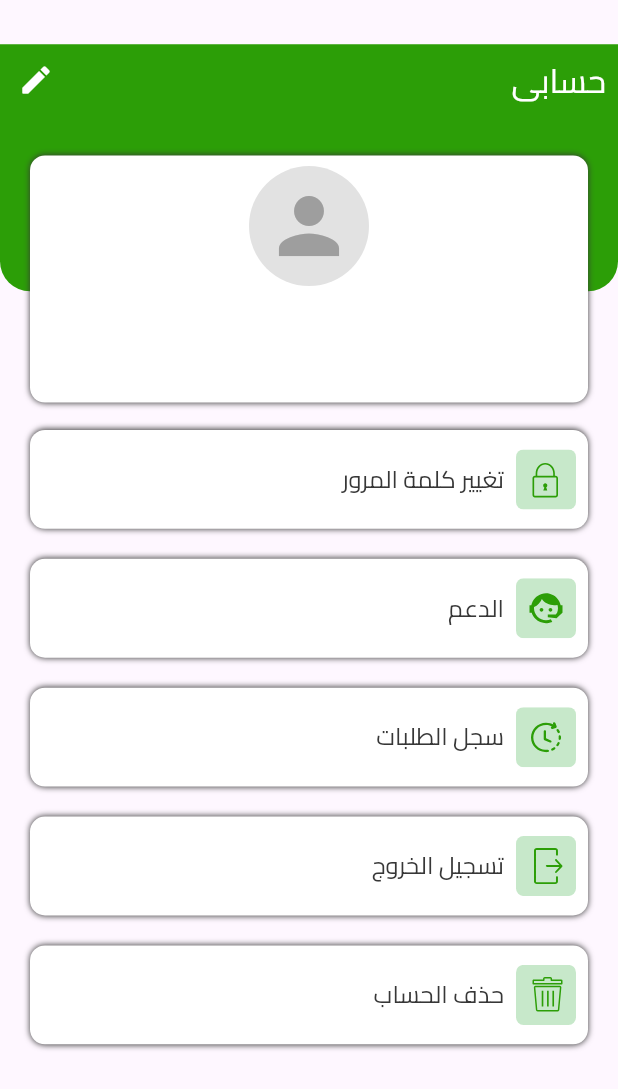
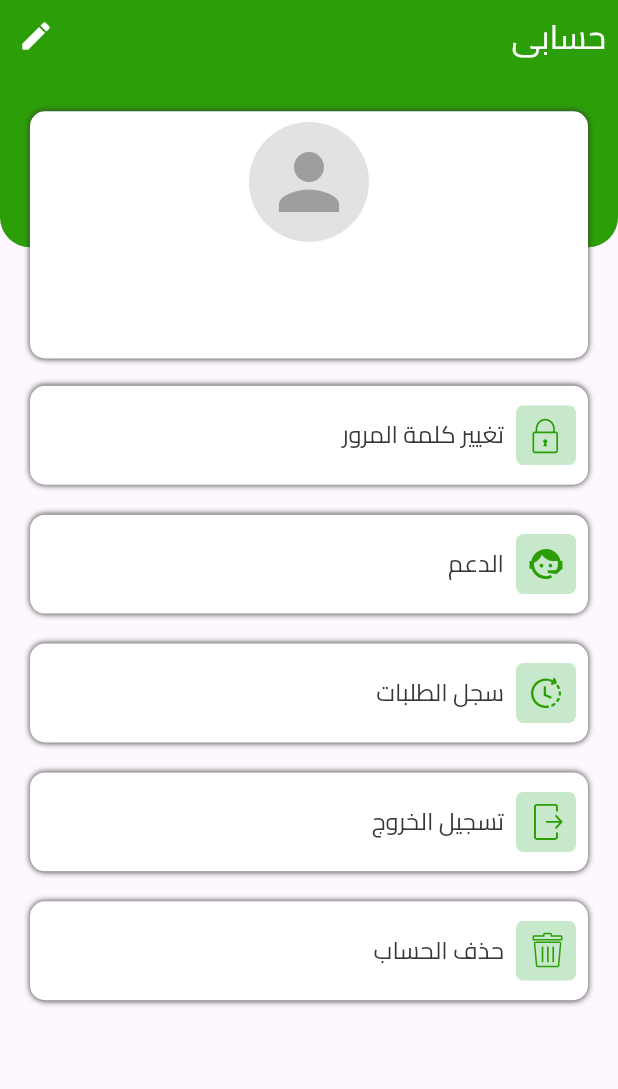
Before and after one commit to TopBusiness110/kreez, a Flutter app: the ProfileScreen screen opened directly, on a phone screen of 412 x 824 dp. Shown: the top 1089 px of the screen. Run offline on Flutter 3.47's test engine with Material 3 defaults, Android fonts, the phone set to English and light mode, and no system bars; our stand-ins replace animated_notch_bottom_bar, bloc, carousel_slider, country_code_picker, dartz, dio and 9 more; missing offline and left inert: odoo_rpc; accounts and stored records are empty.

Commit message:
upload 3rd time

```diff
--- a/lib/features/cart/screens/cart_screen.dart
+++ b/lib/features/cart/screens/cart_screen.dart
@@ -201,9 +201,10 @@ class _CartScreenState extends State<CartScreen> {
     return BlocBuilder<CartCubit, CartState>(
       builder: (context, state) {
         CartCubit cubit = context.read<CartCubit>();
-        return Container(
+        return SafeArea(
+          child: Container(
             color: Colors.white,
-          margin: EdgeInsets.only(top: getSize(context)/14),
+           // margin: EdgeInsets.only(top: getSize(context)/14),
             child:
             Container(
                // height: getSize(context)*1.4,
@@ -344,6 +345,7 @@ class _CartScreenState extends State<CartScreen> {
                   ],
                 )),
             //),
+          ),
         );
       },
     );
--- a/lib/features/home/cubit/home_cubit.dart
+++ b/lib/features/home/cubit/home_cubit.dart
@@ -68,6 +68,7 @@ class HomeCubit extends Cubit<HomeState> {
   }
 
   changeFABLocation(int index){
+    emit(FABLocationChanged2());
   currentIndex=index;
   emit(FABLocationChanged());
 
--- a/lib/features/home/cubit/home_state.dart
+++ b/lib/features/home/cubit/home_state.dart
@@ -5,6 +5,7 @@ abstract class HomeState {}
 
 class HomeInitial extends HomeState {}
 class FABLocationChanged extends HomeState {}
+class FABLocationChanged2 extends HomeState {}
 class ProfileScreenState extends HomeState {}
 class HomeScreenState extends HomeState {}
 class CartScreenState extends HomeState {}
--- a/lib/features/home/tabs/home_tab.dart
+++ b/lib/features/home/tabs/home_tab.dart
@@ -63,7 +63,7 @@ class _HomeTabState extends State<HomeTab> {
                     // hello user
                     InkWell(
                       onTap:(){
-                        //todo=> go to profile tab
+                        // go to profile tab
                         context.read<HomeCubit>().changeFABLocation(0);
                         context.read<HomeCubit>().notchController.jumpTo(0);
                       },
--- a/lib/features/profile_feature/profile/screens/profile_screen.dart
+++ b/lib/features/profile_feature/profile/screens/profile_screen.dart
@@ -28,8 +28,10 @@ class ProfileScreen extends StatelessWidget {
       },
         builder: (context, state) {
        ProfileCubit cubit = context.read<ProfileCubit>();
-      return Container(
-        margin: EdgeInsets.only(top: getSize(context)/14),
+      return Scaffold(
+        body: SafeArea(
+          child: Container(
+           // margin: EdgeInsets.only(top: getSize(context)/14),
 
             child: Stack(
             children: [
@@ -150,6 +152,8 @@ class ProfileScreen extends StatelessWidget {
               )
 
             ],
+              ),
+          ),
         ),
       );
   },
```
Also changed, not shown: lib/features/home/screens/home_screen.dart (+15 -13 lines), lib/features/product_details/screens/product_details_screen.dart (+13 -1 lines), lib/features/products/screens/products_screen.dart (+7 -1 lines). Lines whose indentation alone changed are shown as unchanged.
